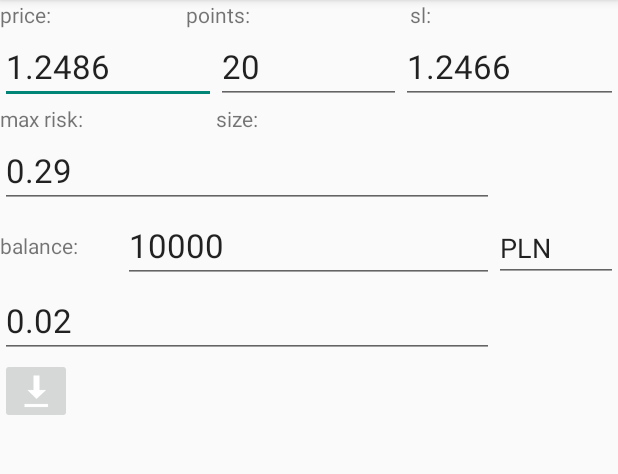
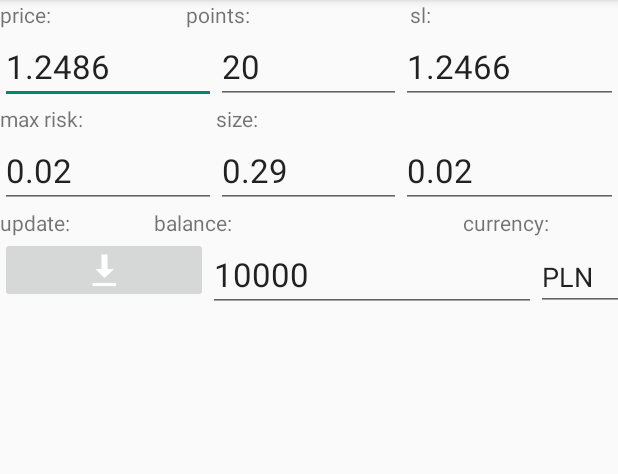
Before and after one commit to robert-danowski/RiskCalc, an Android app: the screen it shows after launch (MainActivity), on a phone screen of 412 x 824 dp, the part 84-558 px from its top. Run offline under Robolectric (Android 15) with nearby library versions, the phone set to English and light mode, and no system bars.

Commit message:
trying recover everything v2

```diff
--- a/app/src/main/res/layout/activity_main.xml
+++ b/app/src/main/res/layout/activity_main.xml
@@ -90,25 +90,75 @@
         android:weightSum="100">
 
         <EditText
+            android:id="@+id/etPercentRisk"
+            android:layout_width="0dp"
+            android:layout_height="wrap_content"
+            android:textAppearance="?android:attr/textAppearanceLarge"
+            android:inputType="numberDecimal"
+            android:text="0.02"
+            android:layout_weight="35"/>
+
+        <EditText
             android:id="@+id/etSize"
             android:layout_width="0dp"
             android:layout_height="wrap_content"
             android:textAppearance="?android:attr/textAppearanceLarge"
             android:inputType="numberDecimal"
             android:text="0.01"
-            android:layout_weight="80"/>
+            android:layout_weight="30"/>
+
+        <EditText
+            android:id="@+id/etAmountRisk"
+            android:layout_width="0dp"
+            android:layout_height="wrap_content"
+            android:textAppearance="?android:attr/textAppearanceLarge"
+            android:inputType="numberDecimal"
+            android:text="0.02"
+            android:layout_weight="35"/>
+
+    </LinearLayout>
+
+    <LinearLayout
+        android:layout_width="match_parent"
+        android:layout_height="wrap_content"
+        android:weightSum="100">
+
+
+        <TextView
+            android:layout_width="0dp"
+            android:layout_height="wrap_content"
+            android:textAppearance="?android:attr/textAppearanceSmall"
+            android:text="update:"
+            android:layout_weight="25" />
+
+        <TextView
+            android:layout_width="0dp"
+            android:layout_height="wrap_content"
+            android:textAppearance="?android:attr/textAppearanceSmall"
+            android:text="balance:"
+            android:layout_weight="50" />
+
+        <TextView
+            android:layout_width="0dp"
+            android:layout_height="wrap_content"
+            android:textAppearance="?android:attr/textAppearanceSmall"
+            android:text="currency:"
+            android:layout_weight="25" />
+
     </LinearLayout>
     <LinearLayout
         android:layout_width="match_parent"
         android:layout_height="wrap_content"
         android:weightSum="100">
-        <TextView
-            android:layout_width="0dp"
+
+        <ImageButton
+            android:id="@+id/ibDownload"
+            android:layout_width="wrap_content"
             android:layout_height="wrap_content"
-            android:textAppearance="?android:attr/textAppearanceSmall"
-            android:text="balance:"
-            android:layout_weight="20"
-            android:layout_gravity="center_vertical"/>
+            android:layout_weight="25"
+            android:src="@android:drawable/stat_sys_download"
+            android:maxHeight="10dip"/>
+
         <EditText
             android:id="@+id/etBalance"
             android:layout_width="0dp"
@@ -126,26 +176,6 @@
             android:text="PLN"
             android:layout_weight="20"/>
     </LinearLayout>
-    <LinearLayout
-        android:layout_width="match_parent"
-        android:layout_height="wrap_content"
-        android:weightSum="100">
 
-        <EditText
-            android:id="@+id/etMaxRisk"
-            android:layout_width="0dp"
-            android:layout_height="wrap_content"
-            android:textAppearance="?android:attr/textAppearanceLarge"
-            android:inputType="numberDecimal"
-            android:text="0.02"
-            android:layout_weight="80"/>
-    </LinearLayout>
-
-    <ImageButton
-        android:id="@+id/ibDownload"
-        android:layout_width="wrap_content"
-        android:layout_height="wrap_content"
-        android:src="@android:drawable/stat_sys_download"
-        android:maxHeight="10dip"/>
 
 </LinearLayout>
```
